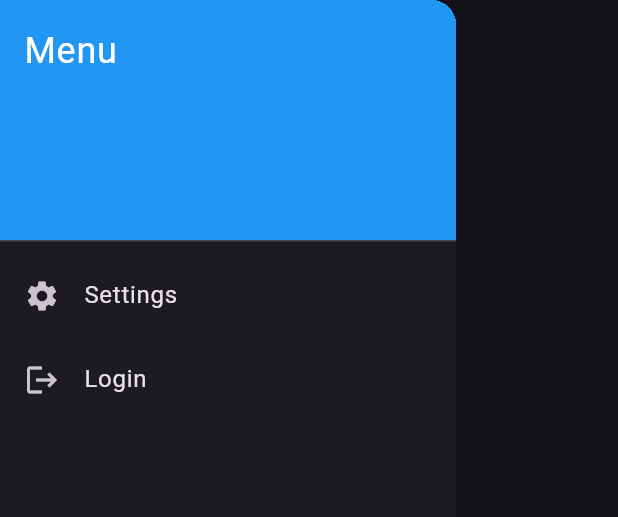
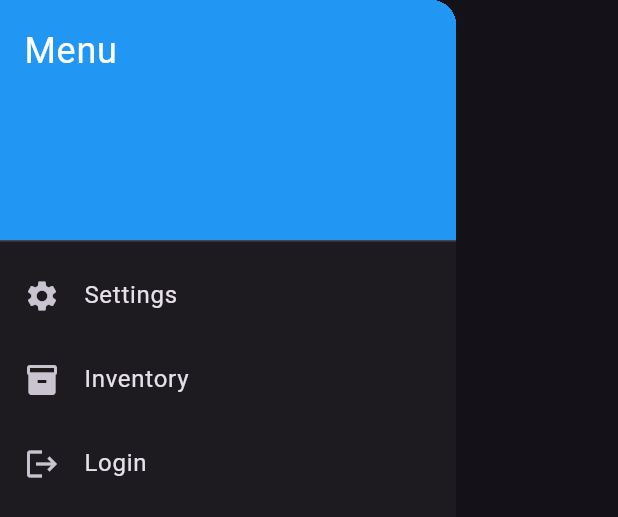
Before and after one commit to VoxMonstra/CSC-4610-Web-Warriors, a Flutter app: the AppDrawer widget shown alone on an empty page, opened directly, on a phone screen of 412 x 824 dp. Shown: the top 517 px of the screen. Run offline on Flutter 3.47's test engine with Material 3 defaults, Android fonts, the phone set to English and light mode, and no system bars; our stand-ins replace shared_preferences; missing offline and left inert: mysql1; accounts and stored records are empty.

Commit message:
Feat: add inventory page

```diff
--- a/src/lib/main.dart
+++ b/src/lib/main.dart
@@ -3,6 +3,7 @@ import 'package:shared_preferences/shared_preferences.dart';
 import 'screens/settings.dart';
 import 'screens/login.dart';
 import './screens/home.dart';
+import './screens/inventory.dart';
 
 void main() async {
   WidgetsFlutterBinding.ensureInitialized();
@@ -62,6 +63,7 @@ class _MyAppState extends State<MyApp> {
         '/login': (context) => Login(),
         '/home': (context) => HomePage(),
         '/settings': (context) => SettingsScreen(onThemeChanged: _updateTheme),
+        '/inventory': (context) => InventoryPage(),
       },
     );
   }
--- /dev/null
+++ b/src/lib/screens/inventory.dart
@@ -0,0 +1,29 @@
+import 'package:flutter/material.dart';
+
+class InventoryPage extends StatelessWidget {
+  const InventoryPage({super.key});
+
+  @override
+  Widget build(BuildContext context) {
+    final List<Map<String, dynamic>> inventory = [
+      {"name": "Bread", "quantity": 20},
+      {"name": "Croissants", "quantity": 15},
+      {"name": "Muffins", "quantity": 10},
+      {"name": "Cookies", "quantity": 30},
+    ];
+
+    return Scaffold(
+      appBar: AppBar(title: const Text('Inventory')),
+      body: ListView.builder(
+        itemCount: inventory.length,
+        itemBuilder: (context, index) {
+          return ListTile(
+            leading: const Icon(Icons.shopping_bag),
+            title: Text(inventory[index]['name']),
+            subtitle: Text("Stock: ${inventory[index]['quantity']}"),
+          );
+        },
+      ),
+    );
+  }
+}
--- a/src/lib/widgets/drawer.dart
+++ b/src/lib/widgets/drawer.dart
@@ -38,6 +38,15 @@ class AppDrawer extends StatelessWidget {
               },
             ),
 
+            if (currPage.data != "inventory")
+              ListTile(
+                leading: Icon(Icons.inventory),
+                title: Text('Inventory'),
+                onTap: () {
+                  Navigator.pushNamed(context, '/inventory');
+                },
+              ),
+
           // Login button
           if (currPage.data != "login")
             ListTile(
```
